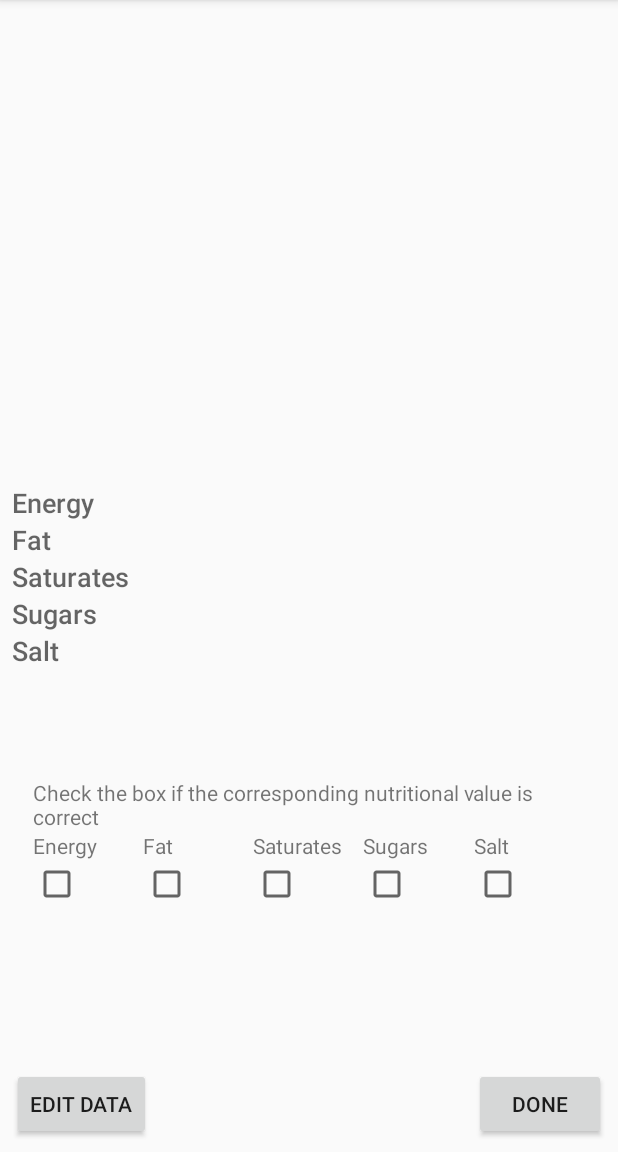
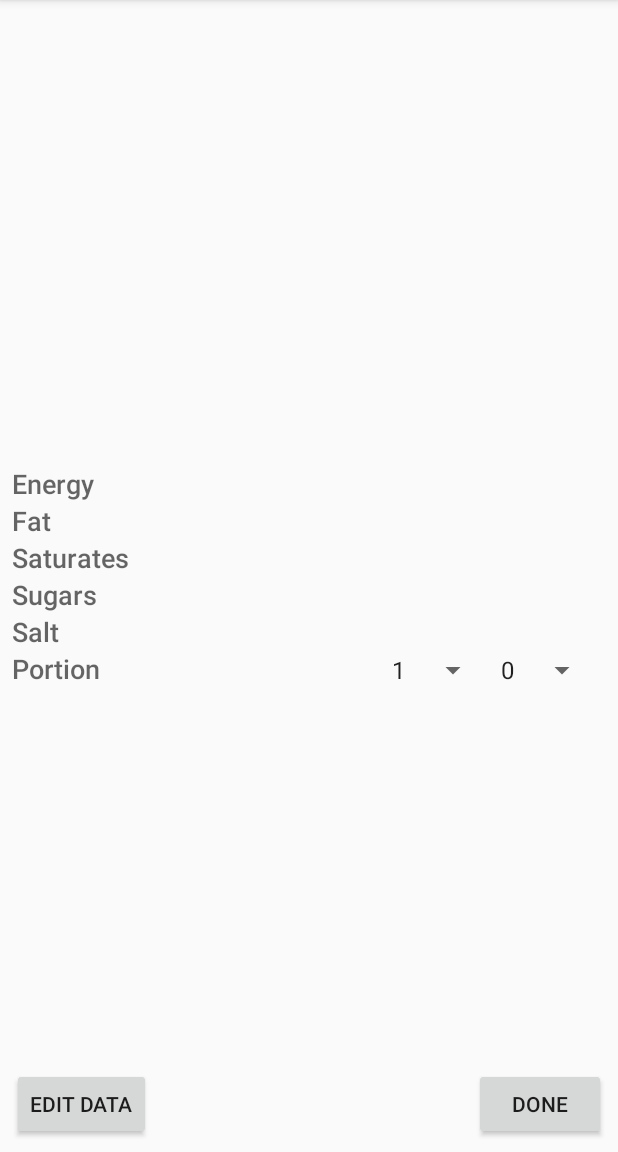
Before and after one commit to EuanMason/NutriLabel, an Android app: the dataProcessing screen opened directly, with no data from a screen before it, on a phone screen of 412 x 824 dp, the part 84-1236 px from its top. Run offline under Robolectric (Android 15) with nearby library versions, the phone set to English and light mode, and no system bars; 3 statements that could not run were skipped.

Commit message:
Sorted database

```diff
--- a/app/src/main/java/masonator117/com/nutrilabel/DatabaseHandler.java
+++ b/app/src/main/java/masonator117/com/nutrilabel/DatabaseHandler.java
@@ -5,6 +5,7 @@ import android.content.Context;
 import android.database.Cursor;
 import android.database.sqlite.SQLiteDatabase;
 import android.database.sqlite.SQLiteOpenHelper;
+import android.util.Log;
 
 import java.util.ArrayList;
 import java.util.List;
@@ -31,6 +32,7 @@ public class DatabaseHandler extends SQLiteOpenHelper {
     private static final String SATURATES = "saturates";
     private static final String SUGARS = "sugars";
     private static final String SALTS = "salts";
+    private static final String PORTION = "portion";
 
     public DatabaseHandler(Context context) {
         super(context, DATABASE_NAME, null, DATABASE_VERSION);
@@ -39,9 +41,15 @@ public class DatabaseHandler extends SQLiteOpenHelper {
     @Override
     public void onCreate(SQLiteDatabase db) {
         String CREATE_CONTACTS_TABLE = "CREATE TABLE " + TABLE_NVALUES + "("
-                + DATABASE_NAME + " INTEGER PRIMARY KEY," + DATE + " TEXT,"
-                + ENERGY + " TEXT" + FAT + " TEXT" +SATURATES+ " TEXT"
-                + SUGARS+ " TEXT" + SALTS+ " TEXT" +")";
+                + DATABASE_NAME + " INTEGER PRIMARY KEY,"
+                + DATE + " TEXT,"
+                + ENERGY + " TEXT,"
+                + FAT + " TEXT,"
+                + SATURATES + " TEXT,"
+                + SUGARS + " TEXT,"
+                + SALTS + " TEXT,"
+                + PORTION + " TEXT"
+                    +")";
         db.execSQL(CREATE_CONTACTS_TABLE);
     }
 
@@ -59,11 +67,19 @@ public class DatabaseHandler extends SQLiteOpenHelper {
 
         ContentValues values = new ContentValues();
         values.put(DATE, label.getDate()); // Shop Name
+        Log.e("DB TEST", "DB date = " + label.getDate());
         values.put(ENERGY, label.getEnergy()); // Shop Name
+        Log.e("DB TEST", "DB energy = " + label.getEnergy());
         values.put(FAT, label.getFat()); // Shop Name
+        Log.e("DB TEST", "DB fat = " + label.getFat());
         values.put(SATURATES, label.getSaturates()); // Shop Name
+        Log.e("DB TEST", "DB saturates = " + label.getSaturates());
         values.put(SUGARS, label.getSugars()); // Shop Name
+        Log.e("DB TEST", "DB sugars = " + label.getSugars());
         values.put(SALTS, label.getSalts()); // Shop Name
+        Log.e("DB TEST", "DB salts = " + label.getSalts());
+        values.put(PORTION, label.getPortion());
+        Log.e("DB TEST", "DB portion = " + label.getPortion());
 
         // Inserting Row
         db.insert(TABLE_NVALUES, null, values);
@@ -75,13 +91,13 @@ public class DatabaseHandler extends SQLiteOpenHelper {
         SQLiteDatabase db = this.getReadableDatabase();
 
         Cursor cursor = db.query(TABLE_NVALUES, new String[]{DATE,
-                        ENERGY, FAT, SATURATES,SUGARS,SALTS}, DATE + "=?",
+                        ENERGY, FAT, SATURATES, SUGARS, SALTS, PORTION}, DATE + "=?",
                 new String[]{String.valueOf(date)}, null, null, null, null);
         if (cursor != null)
             cursor.moveToFirst();
 
         NutritionLabel label = new NutritionLabel(cursor.getString(0),
-                cursor.getString(1), cursor.getString(2), cursor.getString(3), cursor.getString(4),cursor.getString(5));
+                cursor.getString(1), cursor.getString(2), cursor.getString(3), cursor.getString(4),cursor.getString(5), cursor.getDouble(6));
         // return nutlabel
         return label;
     }
@@ -105,6 +121,7 @@ public class DatabaseHandler extends SQLiteOpenHelper {
                 nutlabel.setSaturates(cursor.getString(3));
                 nutlabel.setSugars(cursor.getString(4));
                 nutlabel.setSalts(cursor.getString(5));
+                nutlabel.setPortion(cursor.getDouble(6));
                 // Adding contact to list
                 nutritionLabelList.add(nutlabel);
             } while (cursor.moveToNext());
@@ -136,6 +153,7 @@ public class DatabaseHandler extends SQLiteOpenHelper {
 //                new String[]{String.valueOf(shop.getId())});
 //    }
 
+
     // Deleting a shop
 //    public void deleteShop(Shop shop) {
 //        SQLiteDatabase db = this.getWritableDatabase();
--- a/app/src/main/java/masonator117/com/nutrilabel/NutritionLabel.java
+++ b/app/src/main/java/masonator117/com/nutrilabel/NutritionLabel.java
@@ -12,13 +12,13 @@ public class NutritionLabel {
     private String saturates;
     private String sugars;
     private String salts;
-    private int portion;
+    private Double portion;
 
     public NutritionLabel()
     {
     }
 
-    public NutritionLabel(String date, String energy,String fat, String saturates, String sugars, String salts, int portion)
+    public NutritionLabel(String date, String energy,String fat, String saturates, String sugars, String salts, Double portion)
     {
         this.date=date;
         this.energy=energy;
@@ -78,11 +78,11 @@ public class NutritionLabel {
         this.salts = salts;
     }
 
-    public int getPortion() {
+    public Double getPortion() {
         return portion;
     }
 
-    public void setPortion(int portion) {
+    public void setPortion(Double portion) {
         this.portion = portion;
     }
 
--- /dev/null
+++ b/app/src/main/java/masonator117/com/nutrilabel/SpinnerSelection.java
@@ -0,0 +1,23 @@
+package masonator117.com.nutrilabel;
+
+import android.app.Activity;
+import android.view.View;
+import android.widget.AdapterView;
+
+/**
+ * Created by Euan on 14/07/2018.
+ */
+
+public class SpinnerSelection extends Activity implements AdapterView.OnItemSelectedListener {
+
+
+    public void onItemSelected(AdapterView<?> parent, View view,
+                               int pos, long id) {
+        // An item was selected. You can retrieve the selected item using
+        // parent.getItemAtPosition(pos)
+    }
+
+    public void onNothingSelected(AdapterView<?> parent) {
+        // Another interface callback
+    }
+}
--- a/app/src/main/java/masonator117/com/nutrilabel/dataProcessing.java
+++ b/app/src/main/java/masonator117/com/nutrilabel/dataProcessing.java
@@ -1,6 +1,7 @@
 package masonator117.com.nutrilabel;
 
 import android.content.Intent;
+import android.database.sqlite.SQLiteDatabase;
 import android.graphics.Bitmap;
 import android.net.Uri;
 import android.os.Environment;
@@ -10,8 +11,11 @@ import android.os.Bundle;
 import android.util.Log;
 import android.util.SparseArray;
 import android.view.View;
+import android.widget.AdapterView;
+import android.widget.ArrayAdapter;
 import android.widget.Button;
 import android.widget.CheckBox;
+import android.widget.Spinner;
 import android.widget.TextView;
 import android.widget.Toast;
 
@@ -37,6 +41,15 @@ public class dataProcessing extends AppCompatActivity {
     private static final String TAG = "OCR";
     private TextView textView;
     private NutritionLabel nutritionLabel;
+    private static final  Date date = Calendar.getInstance().getTime();
+    private static final SimpleDateFormat sdf = new SimpleDateFormat("ddMMyyyy");
+
+    TextView energyOut;
+    TextView fatOut;
+    TextView saturatesOut;
+    TextView sugarOut;
+    TextView saltOut;
+    double portion = 1.0;
 
 
 
@@ -45,11 +58,17 @@ public class dataProcessing extends AppCompatActivity {
         super.onCreate(savedInstanceState);
         setContentView(R.layout.activity_data_processing);
 
+        energyOut = findViewById(R.id.energyOutput);
+        fatOut = findViewById(R.id.fatOutput);
+        saturatesOut = findViewById(R.id.saturatesOutput);
+        sugarOut = findViewById(R.id.sugarsOutput);
+        saltOut = findViewById(R.id.saltsOutput);
 
+        textView = findViewById(R.id.testingText);
 
+        spinners();
 
-
-                processImage();
+        processImage();
 
         buttonOnClick();
 
@@ -60,6 +79,7 @@ public class dataProcessing extends AppCompatActivity {
     public void buttonOnClick(){
         Button done= (Button)findViewById(R.id.done);
         Button edit = findViewById(R.id.editData);
+
         //TODO database of correct answers
         done.setOnClickListener(new View.OnClickListener() {
             public void onClick(View v){
@@ -71,25 +91,166 @@ public class dataProcessing extends AppCompatActivity {
 
         edit.setOnClickListener(new View.OnClickListener() {
             public void onClick(View v){
-                TextView energyOut = findViewById(R.id.energyOutput);
-                TextView fatOut = findViewById(R.id.fatOutput);
-                TextView saturatesOut = findViewById(R.id.saturatesOutput);
-                TextView sugarOut = findViewById(R.id.sugarsOutput);
-                TextView saltOut = findViewById(R.id.saltsOutput);
+
 
 
                 Intent intent = new Intent(getApplicationContext(), editInfo.class);
+                Date date = Calendar.getInstance().getTime();
+                SimpleDateFormat sdf = new SimpleDateFormat("ddMMyyyy");
+//                NutritionLabel nlIntent = new NutritionLabel(sdf.format(date), energyOut.getText().toString(), fatOut.getText().toString(),
+//                        saturatesOut.getText().toString(), sugarOut.getText().toString(),saltOut.getText().toString(), portion);
+
+                intent.putExtra("date", sdf.format(date));
                 intent.putExtra("energy", energyOut.getText());
                 intent.putExtra("fat", fatOut.getText());
                 intent.putExtra("saturate", saturatesOut.getText());
                 intent.putExtra("sugar", sugarOut.getText());
                 intent.putExtra("salt", saltOut.getText());
+                intent.putExtra("portion", portion);
+//                intent.putExtra("egrre", nlIntent);
                 startActivity(intent);
             }
         });
 
+//        spinnerDecimal.setOnItemSelectedListener(new AdapterView.OnItemSelectedListener() {
+//
+//            @Override
+//            public void onItemSelected(AdapterView<?> arg0, View arg1,
+//                                       int arg2, long arg3) {
+//                    String selected = spinnerDecimal.getSelectedItem().toString();
+//                    portion = Long.parseLong(selected);
+//
+//            }
+//
+//            @Override
+//            public void onNothingSelected(AdapterView<?> arg0) {
+//
+//
+//            }
+//        });
+//
+//
 
 
+
+
+//        spinnerDecimal.setOnClickListener(new View.OnClickListener() {
+//            public void onClick(View v){
+//
+//                ArrayAdapter<CharSequence> adapter = ArrayAdapter.createFromResource(dataProcessing.this,
+//                        R.array.decimalNumbers, android.R.layout.simple_spinner_item);
+//// Specify the layout to use when the list of choices appears
+//                adapter.setDropDownViewResource(android.R.layout.simple_spinner_dropdown_item);
+//// Apply the adapter to the spinner
+//                spinnerDecimal.setAdapter(adapter);
+//
+//            }
+//        });
+//
+//        spinnerFraction.setOnClickListener(new View.OnClickListener() {
+//            public void onClick(View v){
+//
+//                ArrayAdapter<CharSequence> adapter = ArrayAdapter.createFromResource(dataProcessing.this,
+//                        R.array.fractionNumbers, android.R.layout.simple_spinner_item);
+//// Specify the layout to use when the list of choices appears
+//                adapter.setDropDownViewResource(android.R.layout.simple_spinner_dropdown_item);
+//// Apply the adapter to the spinner
+//                spinnerFraction.setAdapter(adapter);
+//
+//            }
+//        });
+
+
+    }
+
+    private void spinners(){
+        Log.e("Portion", "Portion spinner start = " + portion);
+
+
+
+
+        final Spinner spinnerDecimal = findViewById(R.id.spinnerDecimal);
+        final Spinner spinnerFraction = findViewById(R.id.spinnerFraction);
+
+
+
+
+
+        ArrayAdapter<CharSequence> adapter = ArrayAdapter.createFromResource(dataProcessing.this,
+                R.array.decimalNumbers, android.R.layout.simple_spinner_item);
+        // Specify the layout to use when the list of choices appears
+        adapter.setDropDownViewResource(android.R.layout.simple_spinner_dropdown_item);
+        // Apply the adapter to the spinner
+        spinnerDecimal.setAdapter(adapter);
+        spinnerDecimal.setSelection(1);
+
+
+        spinnerDecimal.setOnItemSelectedListener(new AdapterView.OnItemSelectedListener() {
+
+            @Override
+            public void onItemSelected(AdapterView<?> arg0, View arg1,
+                                       int arg2, long arg3) {
+                String selected = spinnerDecimal.getSelectedItem().toString();
+                portion = updatePortion(Double.parseDouble(selected), "decimal");
+                Log.e("Portion", "Portion decimal change = " + portion);
+
+            }
+
+            @Override
+            public void onNothingSelected(AdapterView<?> arg0) {
+
+
+            }
+        });
+
+
+        ArrayAdapter<CharSequence> adapter2 = ArrayAdapter.createFromResource(dataProcessing.this,
+                R.array.fractionNumbers, android.R.layout.simple_spinner_item);
+        // Specify the layout to use when the list of choices appears
+        adapter2.setDropDownViewResource(android.R.layout.simple_spinner_dropdown_item);
+        // Apply the adapter to the spinner
+        spinnerFraction.setAdapter(adapter2);
+        spinnerFraction.setSelection(0);
+
+        spinnerFraction.setOnItemSelectedListener(new AdapterView.OnItemSelectedListener() {
+
+            @Override
+            public void onItemSelected(AdapterView<?> arg0, View arg1,
+                                       int arg2, long arg3) {
+                double[] fractionArray ={0.0, 0.25, 0.5, 0.75};
+
+                int i =spinnerFraction.getSelectedItemPosition();
+
+                portion = updatePortion(fractionArray[i], "fraction");
+                Log.e("Portion", "Portion fraction change = " + portion);
+
+
+            }
+
+            @Override
+            public void onNothingSelected(AdapterView<?> arg0) {
+
+
+            }
+        });
+
+    }
+
+    private Double updatePortion(Double port, String type){
+        String str=Double.toString(port);
+        String strarray[]=str.split("\\.");
+        String str2=Double.toString(portion);
+        String strarray2[]=str2.split("\\.");
+        if (type.equals("decimal")){
+            Log.e("Decimal", "decimal");
+            return portion = Double.parseDouble(strarray[0] +"."+ strarray2[1]);
+        } else if (type.equals("fraction")) {
+            Log.e("Decimal", "fraction");
+
+            return portion = Double.parseDouble(strarray2[0] +"."+ strarray[1]);
+
+        }
+        return portion;
     }
 
     private void saveCorrectness(){
@@ -97,11 +258,22 @@ public class dataProcessing extends AppCompatActivity {
 
             DatabaseHandler db = new DatabaseHandler(this);
 
-            Date date = Calendar.getInstance().getTime();
-            SimpleDateFormat sdf = new SimpleDateFormat("ddMMyyyy");
-            nutritionLabel.setDate(sdf.format(date));
-            db.addNutritionalLabel();
-            db.addNutritionalLabel();
+
+
+            NutritionLabel nl = new NutritionLabel(sdf.format(date), energyOut.getText().toString(), fatOut.getText().toString(),
+                    saturatesOut.getText().toString(), sugarOut.getText().toString(), saltOut.getText().toString(), portion);
+            Log.e("Nutrition Label Outputs", "Date = " + sdf.format(date) + " Energy? =" + nl.getEnergy() + " Fat = "+ nl.getFat() + " Saturates = " + nl.getSaturates()
+                    + " Sugar = " + nl.getSugars() + " Salt " + nl.getSalts() + " Portion = " + portion);
+
+
+            db.addNutritionalLabel(nl);
+
+
+//            Log.e("Database working?", "Count? = " + db.getLabelCount());
+            Log.e("Database working?", "List all? = " + db.getAllNutritionalLabels());
+            Log.e("Database working?", "Get first?? = " + db.getNutritionalLabel("16072018"));
+
+            //            db.addNutritionalLabel();
 //            String output ="";
             //open file for writing
 
@@ -260,11 +432,7 @@ public class dataProcessing extends AppCompatActivity {
                         } else if (!vertical && (j == 0 || j ==1)){
 //                            Log.e("Reverse", "Not reversed horiz");
                             display(outputs.get(i));
-                            nutritionLabel.setEnergy(outputs.get(i).get(0));
-                            nutritionLabel.setFat(outputs.get(i).get(1));
-                            nutritionLabel.setSaturates(outputs.get(i).get(2));
-                            nutritionLabel.setSugars(outputs.get(i).get(3));
-                            nutritionLabel.setSalts(outputs.get(i).get(4));
+
 
                         } else {
 //                            Log.e("Reverse", "Reversed");
@@ -373,6 +541,12 @@ public class dataProcessing extends AppCompatActivity {
         TextView sugars = findViewById(R.id.sugarsOutput);
         TextView salts = findViewById(R.id.saltsOutput);
 
+
+//        nutritionLabel.setEnergy(matcher.get(0));
+//        nutritionLabel.setFat(matcher.get(1));
+//        nutritionLabel.setSaturates(matcher.get(2));
+//        nutritionLabel.setSugars(matcher.get(3));
+//        nutritionLabel.setSalts(matcher.get(4));
 
         enerygy.setText(matcher.get(0));
         fat.setText(matcher.get(1));
--- a/app/src/main/java/masonator117/com/nutrilabel/editInfo.java
+++ b/app/src/main/java/masonator117/com/nutrilabel/editInfo.java
@@ -19,6 +19,7 @@ public class editInfo extends AppCompatActivity {
         super.onCreate(savedInstanceState);
         setContentView(R.layout.activity_edit_info);
         Intent intent = getIntent();
+        String date = intent.getStringExtra("date");
         String enerygy = intent.getStringExtra("energy");
         String fat = intent.getStringExtra("fat");
         String saturate = intent.getStringExtra("saturate");
--- a/app/src/main/res/layout/activity_data_processing.xml
+++ b/app/src/main/res/layout/activity_data_processing.xml
@@ -18,6 +18,8 @@
         app:layout_constraintEnd_toEndOf="parent"
         app:layout_constraintStart_toStartOf="parent"
         app:layout_constraintTop_toTopOf="parent">
+
+
 
         <TableRow
             android:id="@+id/energyRow"
@@ -109,7 +111,10 @@
                 android:layout_width="match_parent"
                 android:layout_height="match_parent" /><![CDATA[
 
+
+
             />
+
         ]]>
         </TableRow>
 
@@ -134,6 +139,51 @@
             />
         ]]>
         </TableRow>
+
+        <TableRow
+            android:id="@+id/portionRow"
+            android:layout_width="match_parent"
+            android:layout_height="match_parent"
+            android:visibility="visible">
+
+            <TextView
+                android:id="@+id/portionText"
+                android:layout_width="245dp"
+                android:layout_height="wrap_content"
+                android:text="@string/portion"
+                android:textAppearance="@android:style/TextAppearance.DeviceDefault.Medium" />
+
+            <Spinner
+                android:id="@+id/spinnerDecimal"
+                android:layout_width="match_parent"
+                android:layout_height="wrap_content" />
+
+            <Spinner
+                android:id="@+id/spinnerFraction"
+                android:layout_width="match_parent"
+                android:layout_height="wrap_content" /><![CDATA[
+
+
+
+
+
+
+
+
+
+
+
+
+
+            />
+
+
+
+
+
+
+        ]]>
+        </TableRow>
     </TableLayout>
 
     <TextView
@@ -148,110 +198,6 @@
         app:layout_constraintEnd_toEndOf="parent"
         app:layout_constraintStart_toStartOf="parent"
         app:layout_constraintTop_toTopOf="parent" />
-
-    <TableLayout
-        android:id="@+id/tableLayout"
-        android:layout_width="368dp"
-        android:layout_height="177dp"
-        android:layout_marginBottom="8dp"
-        android:layout_marginEnd="8dp"
-        android:layout_marginStart="8dp"
-        android:layout_marginTop="8dp"
-        app:layout_constraintBottom_toBottomOf="parent"
-        app:layout_constraintEnd_toEndOf="parent"
-        app:layout_constraintStart_toStartOf="parent"
-        app:layout_constraintTop_toBottomOf="@+id/tableLayout2">
-
-        <TableRow
-            android:layout_width="match_parent"
-            android:layout_height="match_parent">
-
-            <TextView
-                android:id="@+id/instructions"
-                android:layout_width="wrap_content"
-                android:layout_height="wrap_content"
-                android:text="Check the box if the corresponding nutritional value is correct" />
-        </TableRow>
-
-        <TableRow
-            android:layout_width="match_parent"
-            android:layout_height="match_parent">
-
-            <TextView
-                android:id="@+id/energyCorrect"
-                android:layout_width="0dp"
-                android:layout_height="wrap_content"
-                android:layout_weight="1"
-                android:text="Energy"
-                tools:layout_editor_absoluteX="8dp"
-                tools:layout_editor_absoluteY="326dp" />
-
-            <TextView
-                android:id="@+id/fatCorrect"
-                android:layout_width="0dp"
-                android:layout_height="wrap_content"
-                android:layout_weight="1"
-                android:text="Fat" />
-
-            <TextView
-                android:id="@+id/saturatesCorrect"
-                android:layout_width="0dp"
-                android:layout_height="wrap_content"
-                android:layout_weight="1"
-                android:text="Saturates" />
-
-            <TextView
-                android:id="@+id/sugarsCorrect"
-                android:layout_width="0dp"
-                android:layout_height="wrap_content"
-                android:layout_weight="1"
-                android:text="Sugars" />
-
-            <TextView
-                android:id="@+id/saltCorrect"
-                android:layout_width="0dp"
-                android:layout_height="wrap_content"
-                android:layout_weight="1"
-                android:text="Salt" />
-
-        </TableRow>
-
-        <TableRow
-            android:layout_width="match_parent"
-            android:layout_height="match_parent">
-
-            <CheckBox
-                android:id="@+id/energyCheckBox"
-                android:layout_width="0dp"
-                android:layout_height="wrap_content"
-                android:layout_weight="1" />
-
-            <CheckBox
-                android:id="@+id/fatCheckBox"
-                android:layout_width="0dp"
-                android:layout_height="wrap_content"
-                android:layout_weight="1" />
-
-            <CheckBox
-                android:id="@+id/saturatesCheckBox"
-                android:layout_width="0dp"
-                android:layout_height="wrap_content"
-                android:layout_weight="1" />
-
-            <CheckBox
-                android:id="@+id/sugarsCheckBox"
-                android:layout_width="0dp"
-                android:layout_height="wrap_content"
-                android:layout_weight="1" />
-
-            <CheckBox
-                android:id="@+id/saltCheckBox"
-                android:layout_width="0dp"
-                android:layout_height="wrap_content"
-                android:layout_weight="1" />
-        </TableRow>
-
-    </TableLayout>
 
     <Button
         android:id="@+id/done"
--- a/app/src/main/res/values/strings.xml
+++ b/app/src/main/res/values/strings.xml
@@ -14,7 +14,24 @@
     <string name="sugars">Sugars</string>
 
     <string name="salts">Salt</string>
+    <string name="portion">Portion</string>
     <string name="title_activity_delete_photos">DeletePhotos</string>
+
+    <string-array name="decimalNumbers">
+        <item>0</item>
+        <item>1</item>
+        <item>2</item>
+        <item>3</item>
+        <item>4</item>
+        <item>5</item>
+    </string-array>
+
+    <string-array name="fractionNumbers">
+        <item>0</item>
+        <item>&#188;</item>
+        <item>&#189;</item>
+        <item>&#190;</item>
+    </string-array>
 
 
 </resources>
```
